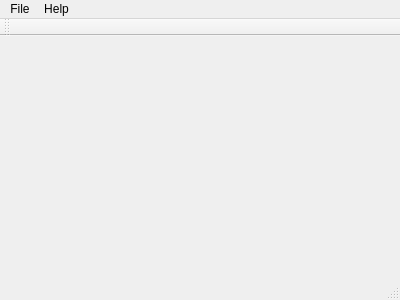
Qt form mainwindow.ui (vtyulb/QLiveBittorrent) before a commit.
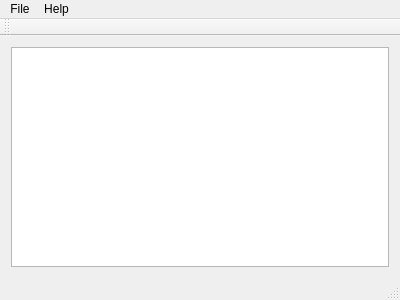
The same form after that commit.

```diff
--- a/mainwindow.ui
+++ b/mainwindow.ui
@@ -13,7 +13,13 @@
   <property name="windowTitle">
    <string>MainWindow</string>
   </property>
-  <widget class="QWidget" name="centralWidget"/>
+  <widget class="QWidget" name="centralWidget">
+   <layout class="QVBoxLayout" name="verticalLayout">
+    <item>
+     <widget class="QTableView" name="tableView"/>
+    </item>
+   </layout>
+  </widget>
   <widget class="QMenuBar" name="menuBar">
    <property name="geometry">
     <rect>
```
Left out of the diff: 12 changed lines with no effect on the pictures.
